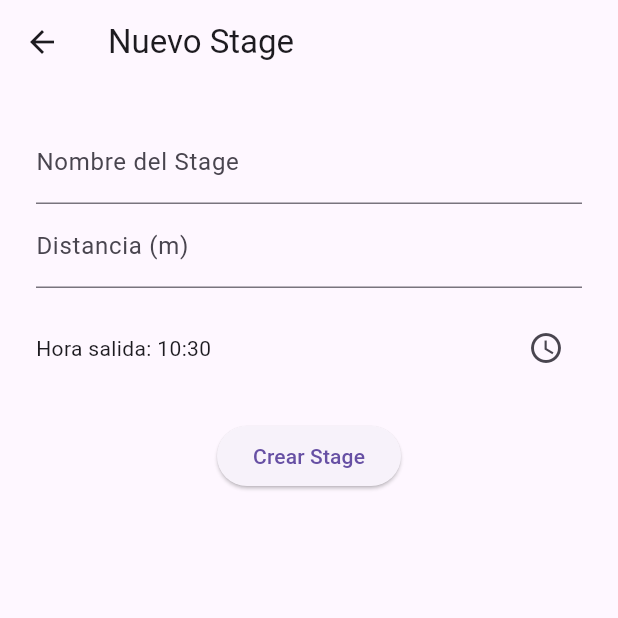
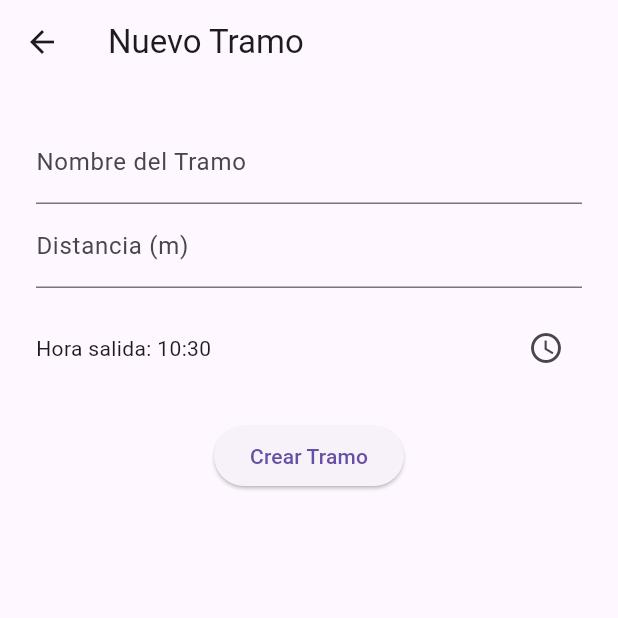
Before and after one commit to paucher1207/Rallyapp, a Flutter app: the StageFormPage screen opened directly, on a phone screen of 412 x 824 dp, the top half of it. Run offline on Flutter 3.47's test engine with Material 3 defaults, Android fonts, the phone set to English and light mode, and no system bars; our stand-ins replace isar, shared_preferences; accounts and stored records are empty; generated files the repository leaves out were written again.

Commit message:
traducciones1

```diff
--- a/lib/main.dart
+++ b/lib/main.dart
@@ -103,7 +103,7 @@ class _MainMenuPageState extends State<MainMenuPage> {
           ),
           BottomNavigationBarItem(
             icon: Icon(Icons.flag),
-            label: 'Stages',
+            label: 'Tramos',
           ),
           BottomNavigationBarItem(
             icon: Icon(Icons.settings),
--- a/lib/stage_form_page.dart
+++ b/lib/stage_form_page.dart
@@ -77,7 +77,7 @@ class _StageFormPageState extends State<StageFormPage> {
 
     return Scaffold(
       appBar: AppBar(
-        title: Text(isEditing ? "Editar Stage" : "Nuevo Stage"),
+        title: Text(isEditing ? "Editar Tramo" : "Nuevo Tramo"),
       ),
       body: Padding(
         padding: const EdgeInsets.all(24.0),
@@ -87,7 +87,7 @@ class _StageFormPageState extends State<StageFormPage> {
             children: [
               TextFormField(
                 controller: _nomController,
-                decoration: const InputDecoration(labelText: "Nombre del Stage"),
+                decoration: const InputDecoration(labelText: "Nombre del Tramo"),
                 validator: (value) =>
                     value == null || value.isEmpty ? "Introduce un nombre" : null,
               ),
@@ -116,7 +116,7 @@ class _StageFormPageState extends State<StageFormPage> {
               const SizedBox(height: 24),
               ElevatedButton(
                 onPressed: _saveStage,
-                child: Text(isEditing ? "Guardar cambios" : "Crear Stage"),
+                child: Text(isEditing ? "Guardar cambios" : "Crear Tramo"),
               ),
             ],
           ),
```
